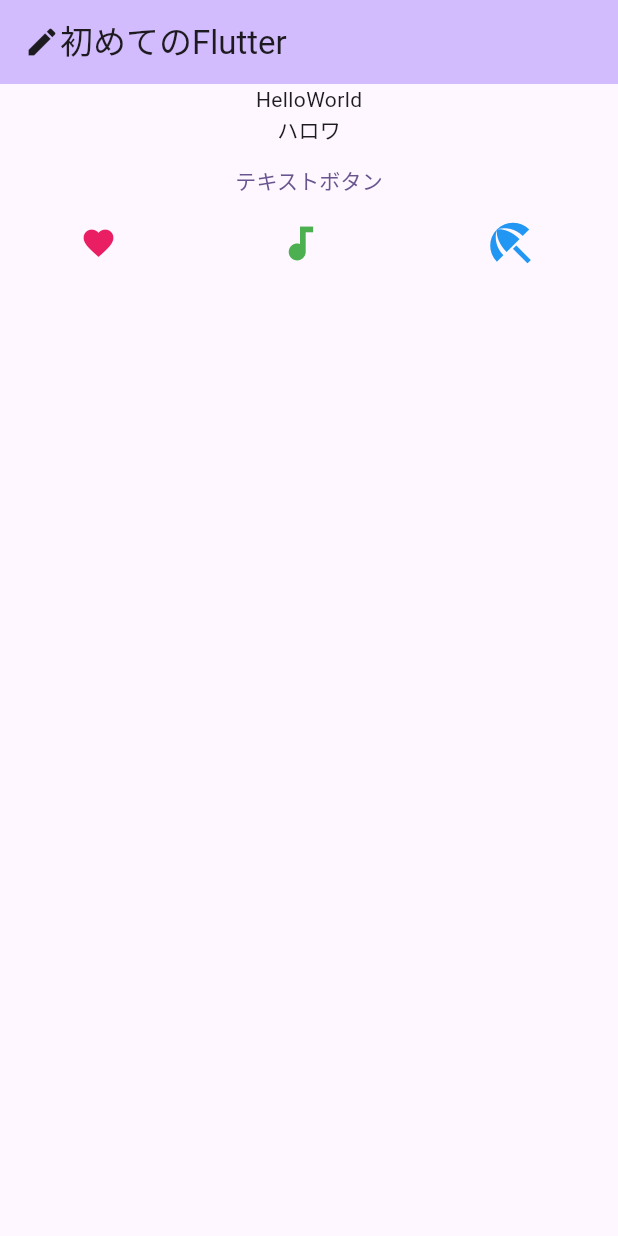
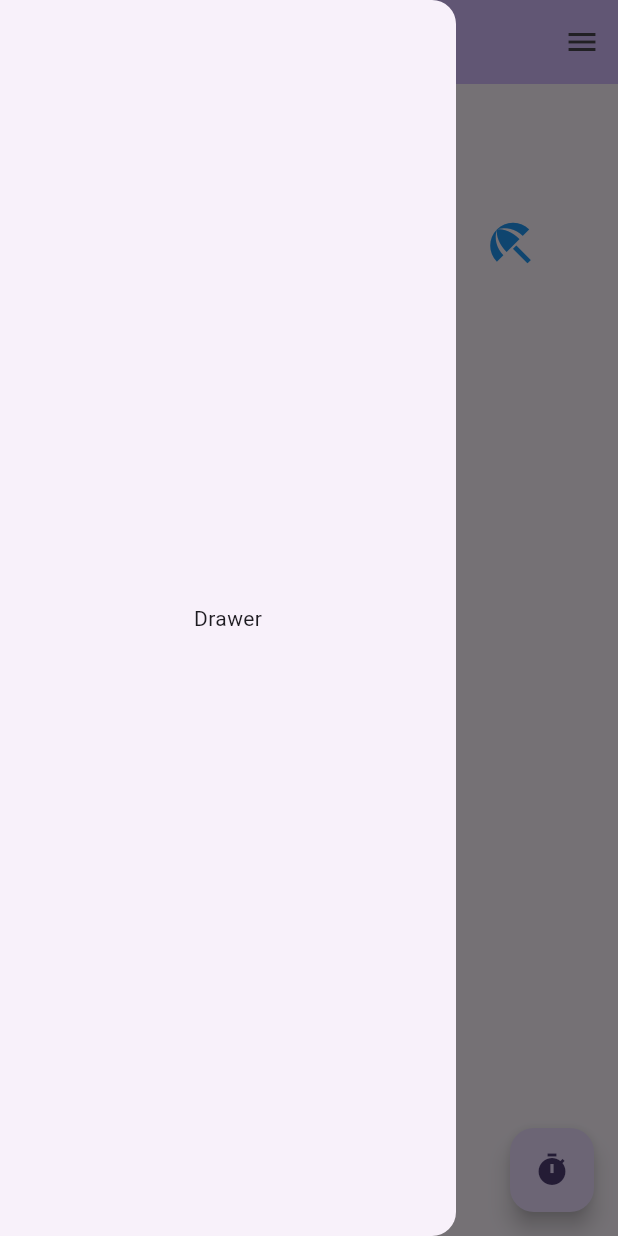
Before and after one commit to powerninja/helloFlutter, a Flutter app: the screen it shows after launch, with the side drawer open (before the commit the screen has no drawer), on a phone screen of 412 x 824 dp. Run offline on Flutter 3.47's test engine with Material 3 defaults, Android fonts, the phone set to English and light mode, and no system bars.

Commit message:
floatingActionButtonとDrawerを追加

```diff
--- a/lib/main.dart
+++ b/lib/main.dart
@@ -89,7 +89,15 @@ class _MyHomePageState extends State<MyHomePage> {
             ],
           )
         ],
-        )
+      ),
+      floatingActionButton: FloatingActionButton(
+        onPressed: () => {print("押したね？")},
+        child: const Icon((Icons.timer)),
+      ),
+      drawer: const Drawer(child: Center(child: Text("Drawer"))),
+      endDrawer: const Drawer(
+        child: Center(child: Text("EndDrawer")),
+      ),
       // body: Center(
       //   child: Column(
       //     mainAxisAlignment: MainAxisAlignment.center,
```
Lines whose indentation alone changed are shown as unchanged.
